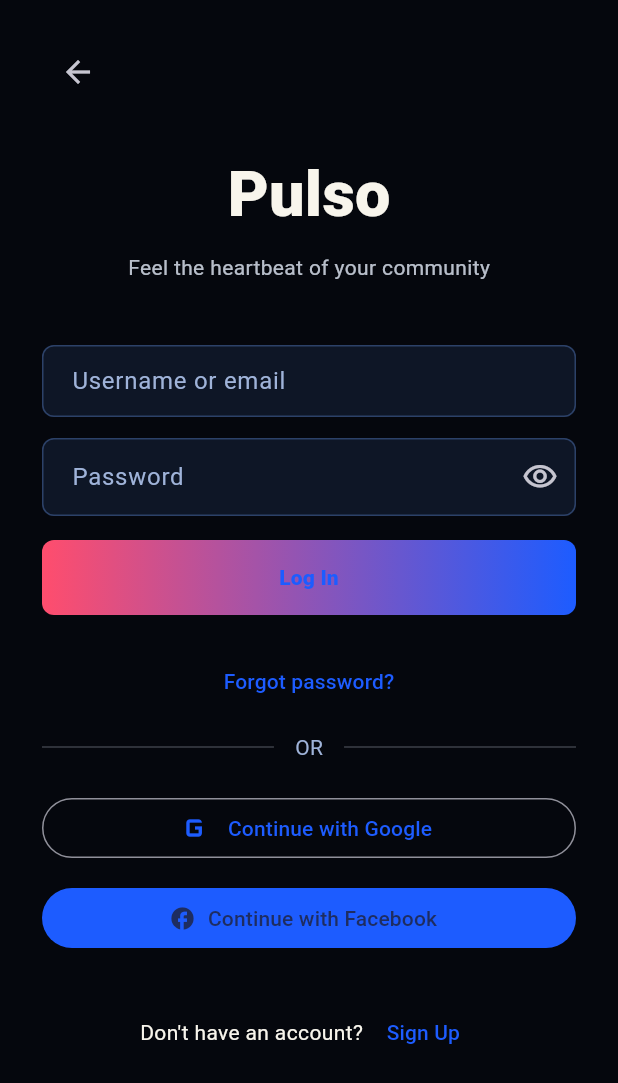
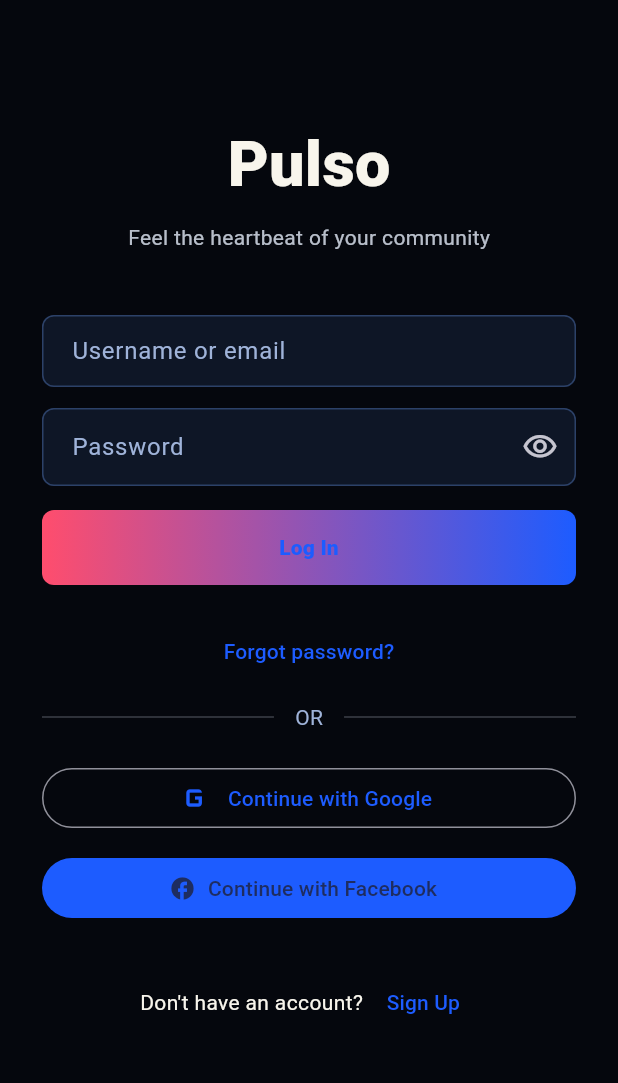
Before and after one commit to andreswooshik/PULSO, a Flutter app: the screen it shows after launch, on a phone screen of 412 x 824 dp. Shown: the top 1083 px of the screen. Run offline on Flutter 3.47's test engine with Material 3 defaults, Android fonts, the phone set to English and light mode, and no system bars; our stand-ins replace flutter_dotenv, flutter_riverpod, go_router, supabase_flutter; accounts and stored records are empty.

Commit message:
fix login page

```diff
--- a/lib/features/auth/presentation/screens/login_screen.dart
+++ b/lib/features/auth/presentation/screens/login_screen.dart
@@ -56,22 +56,16 @@ class _LoginScreenState extends ConsumerState<LoginScreen> {
     final authState = ref.watch(authUiProvider);
     final authNotifier = ref.read(authUiProvider.notifier);
 
-    return Scaffold(
+    return PopScope(
+      canPop: false,
+      child: Scaffold(
         body: SafeArea(
           child: Form(
             key: _formKey,
             child: ListView(
               padding: const EdgeInsets.symmetric(horizontal: 28, vertical: 24),
               children: [
-              Align(
-                alignment: Alignment.centerLeft,
-                child: IconButton(
-                  tooltip: 'Back',
-                  onPressed: () => context.go(AppRoutes.feed),
-                  icon: const Icon(Icons.arrow_back),
-                ),
-              ),
-              const SizedBox(height: 28),
+                const SizedBox(height: 56),
                 const Center(
                   child: Text(
                     'Pulso',
@@ -189,6 +183,7 @@ class _LoginScreenState extends ConsumerState<LoginScreen> {
             ),
           ),
         ),
+      ),
     );
   }
 
--- a/lib/features/feed/presentation/screens/feed_screen.dart
+++ b/lib/features/feed/presentation/screens/feed_screen.dart
@@ -27,7 +27,7 @@ class FeedScreen extends StatelessWidget {
         actions: [
           IconButton(
             tooltip: 'Login',
-            onPressed: () => context.push(AppRoutes.login),
+            onPressed: () => context.go(AppRoutes.login),
             icon: const Icon(Icons.login),
           ),
         ],
--- a/pubspec.yaml
+++ b/pubspec.yaml
@@ -62,9 +62,6 @@ flutter:
   # the material Icons class.
   uses-material-design: true
 
-  assets:
-    - .env
-
   # To add assets to your application, add an assets section, like this:
   # assets:
   #   - images/a_dot_burr.jpeg
```
Also changed, not shown: pubspec.lock. Lines whose indentation alone changed are shown as unchanged.
